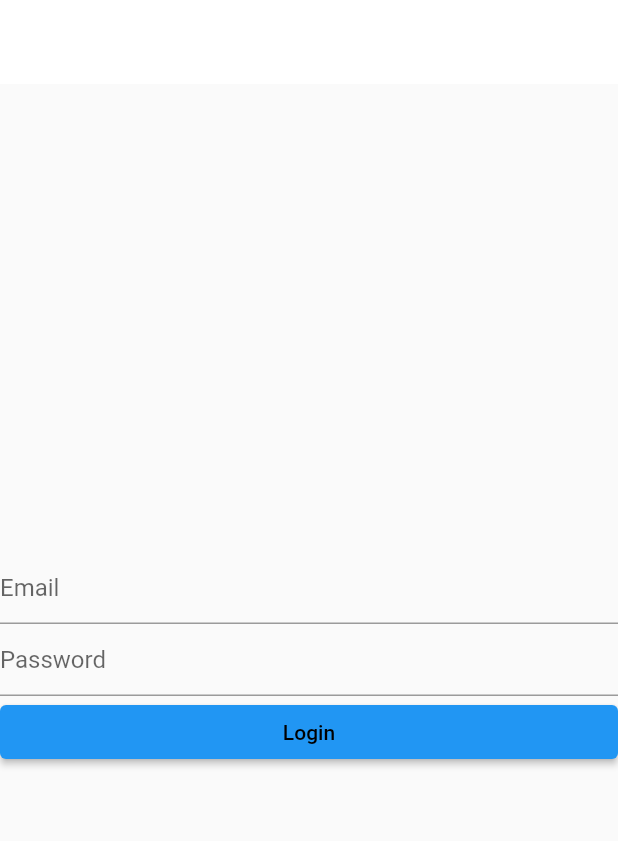
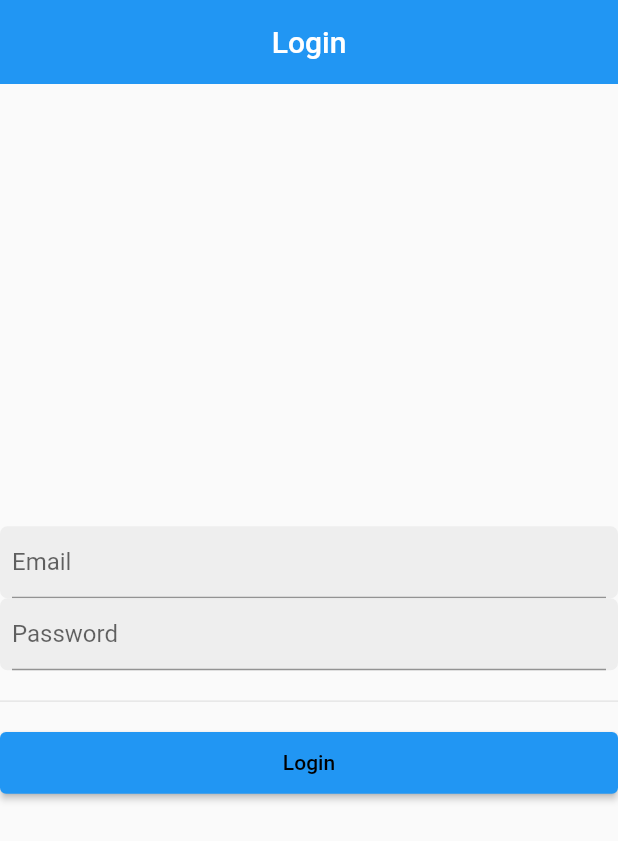
Before and after one commit to MuhammadTarek10/status-blutetooth, a Flutter app: the screen it shows after launch, on a phone screen of 412 x 824 dp. Shown: the top 841 px of the screen. Run offline on Flutter 3.47's test engine with Material 2 defaults, Android fonts, the light colour scheme and no system bars; our stand-ins replace flutter_blue, fluttertoast.

Commit message:
modified a little in ui for login and bluetooth_on

```diff
--- a/lib/core/utils/app_strings.dart
+++ b/lib/core/utils/app_strings.dart
@@ -2,6 +2,7 @@ import 'package:status_bluetooth/core/utils/app_constants.dart';
 
 class AppStrings {
   static const String appTitle = "Status";
+  static const String loginView = "Login";
   static const String emailHintText = "Email";
   static const String passwordHintText = "Password";
   static const String loginButton = "Login";
--- a/lib/features/interface/views/login_view.dart
+++ b/lib/features/interface/views/login_view.dart
@@ -88,22 +88,44 @@ class _LoginViewState extends State<LoginView> {
   Widget build(BuildContext context) {
     return Scaffold(
       appBar: AppBar(
+        title: const Text(AppStrings.loginView),
         elevation: 0,
-        backgroundColor: Colors.white,
+        centerTitle: true,
       ),
       body: Center(
         child: Column(
           mainAxisAlignment: MainAxisAlignment.center,
           crossAxisAlignment: CrossAxisAlignment.center,
           children: [
-            TextFormField(
+            Container(
+              decoration: BoxDecoration(
+                borderRadius: BorderRadius.circular(5),
+                color: Colors.grey.shade200,
+              ),
+              child: Padding(
+                padding: const EdgeInsets.only(
+                  left: 8.0,
+                  right: 8.0,
+                ),
+                child: TextFormField(
                   key: _emailKey,
                   controller: _emailEditingController,
                   decoration: const InputDecoration(
                     hintText: AppStrings.emailHintText,
                   ),
                 ),
-            TextFormField(
+              ),
+            ),
+            Container(
+              decoration: BoxDecoration(
+                  borderRadius: BorderRadius.circular(5),
+                  color: Colors.grey.shade200),
+              child: Padding(
+                padding: const EdgeInsets.only(
+                  left: 8.0,
+                  right: 8.0,
+                ),
+                child: TextFormField(
                   key: _passwordKey,
                   controller: _passwordEditingController,
                   decoration: const InputDecoration(
@@ -113,7 +135,13 @@ class _LoginViewState extends State<LoginView> {
                   enableSuggestions: false,
                   autocorrect: false,
                 ),
+              ),
+            ),
+            Divider(
+              height: MediaQuery.of(context).size.height * 0.05,
+            ),
             SizedBox(
+              height: MediaQuery.of(context).size.height * 0.05,
               width: double.infinity,
               child: ElevatedButton(
                 onPressed: () async {
```
Also changed, not shown: lib/features/interface/views/bluetooth_on_view.dart (+29 -4 lines). Lines whose indentation alone changed are shown as unchanged.
